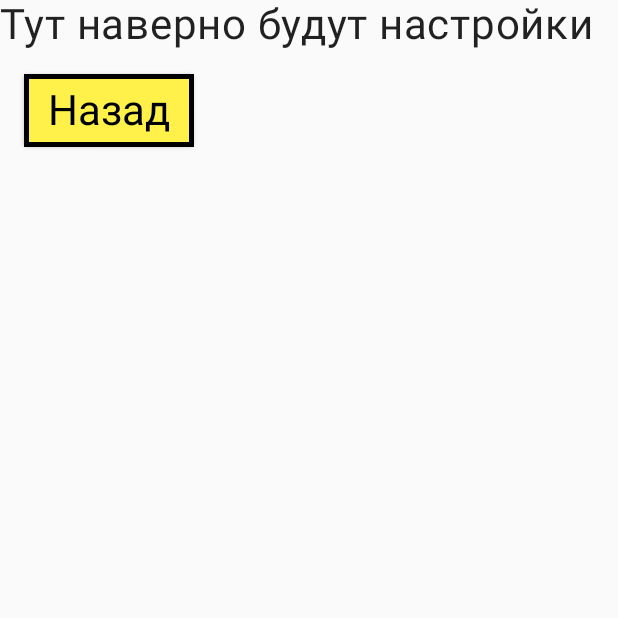
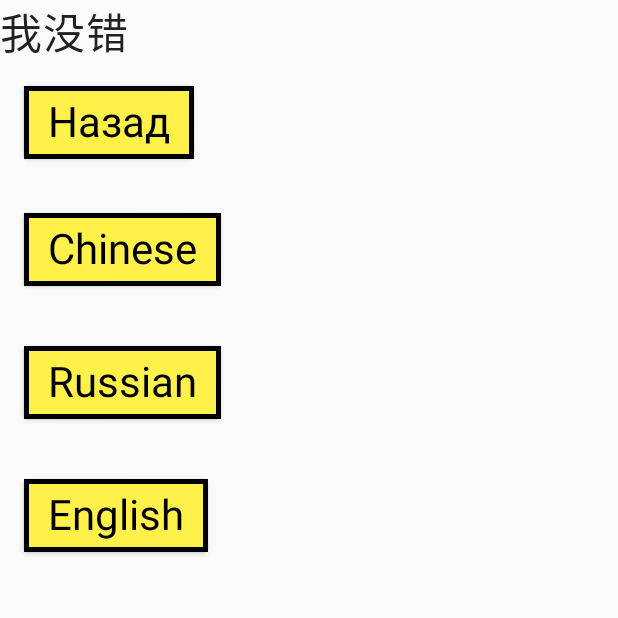
Before and after one commit to spbu-coding-2023/graphs-graphs-8, an Android app built with Jetpack Compose: the SettingsScreen screen opened through its navigation route, on a phone screen of 412 x 824 dp, the top half of it. Run offline under Robolectric (Android 15) with nearby library versions, the phone set to English and light mode, and no system bars.

Commit message:
add: settings & cn-en-ru lang support

```diff
--- a/composeApp/src/commonMain/kotlin/view/screens/SettingsScreen.kt
+++ b/composeApp/src/commonMain/kotlin/view/screens/SettingsScreen.kt
@@ -12,14 +12,43 @@ import androidx.compose.ui.graphics.Color
 import androidx.compose.ui.unit.dp
 import androidx.compose.ui.unit.sp
 import androidx.navigation.NavController
+import kotlinx.serialization.Serializable
+import kotlinx.serialization.encodeToString
+import kotlinx.serialization.json.Json
 import view.DefaultColors
 import view.bounceClick
 import view.defaultStyle
+import java.io.File
+
+
+@Serializable
+class SettingsJSON(var language: String)
+enum class SettingType{
+    LANGUAGE
+}
+
+fun resetSettings(){
+    File("src/settings.json").writeText(Json.encodeToString(SettingsJSON("en-EN")))
+}
+
+fun makeSetting(name: SettingType, value: String){
+    try{
+        val data = Json.decodeFromString<SettingsJSON>(File("src/settings.json").readText())
+        when (name){
+            SettingType.LANGUAGE -> data.language = value;
+        }
+        File("src/settings.json").writeText(Json.encodeToString(data))
+    }
+    catch(exception: Exception){
+        resetSettings()
+        return
+    }
+}
 
 @Composable
 fun SettingsScreen(navController: NavController){
     Column{
-        Text(text = "Тут наверно будут настройки", fontSize = 28.sp)
+        Text(text = "我没错", fontSize = 28.sp)
         Button(onClick = {navController.navigate(Screen.MainScreen.route)},
             modifier = Modifier
                 .padding(16.dp)
@@ -28,6 +57,29 @@ fun SettingsScreen(navController: NavController){
             colors = ButtonDefaults.buttonColors(backgroundColor = DefaultColors.primary)) {
             Text("Назад", style = defaultStyle)
         }
+        Button(onClick = {makeSetting(SettingType.LANGUAGE, "cn-CN")},
+            modifier = Modifier
+                .padding(horizontal = 16.dp, vertical = 20.dp)
+                .border(width = 3.dp, color = Color.Black)
+                .bounceClick(),
+            colors = ButtonDefaults.buttonColors(backgroundColor = DefaultColors.primary)) {
+            Text("Chinese", style = defaultStyle)
+        }
+        Button(onClick = {makeSetting(SettingType.LANGUAGE, "ru-RU")},
+            modifier = Modifier
+                .padding(horizontal = 16.dp, vertical = 20.dp)
+                .border(width = 3.dp, color = Color.Black)
+                .bounceClick(),
+            colors = ButtonDefaults.buttonColors(backgroundColor = DefaultColors.primary)) {
+            Text("Russian", style = defaultStyle)
+        }
+        Button(onClick = {makeSetting(SettingType.LANGUAGE, "en-US")},
+            modifier = Modifier
+                .padding(horizontal = 16.dp, vertical = 20.dp)
+                .border(width = 3.dp, color = Color.Black)
+                .bounceClick(),
+            colors = ButtonDefaults.buttonColors(backgroundColor = DefaultColors.primary)) {
+            Text("English", style = defaultStyle)
+        }
     }
-
 }
```
Also changed, not shown: 1 other file.
